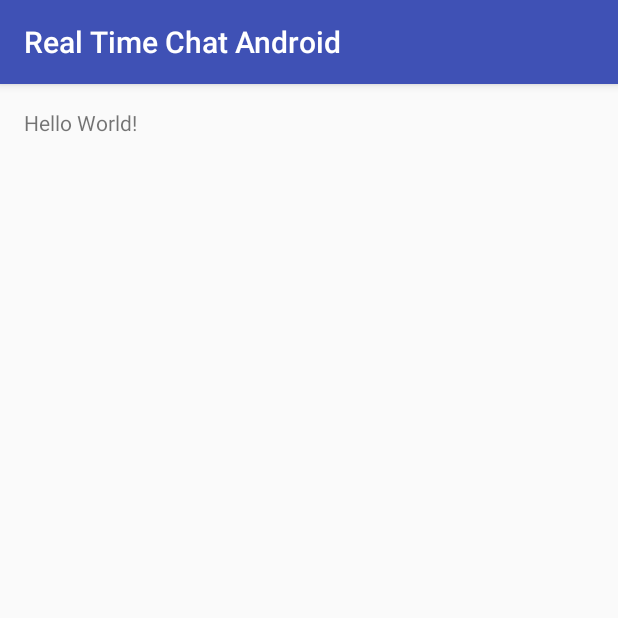
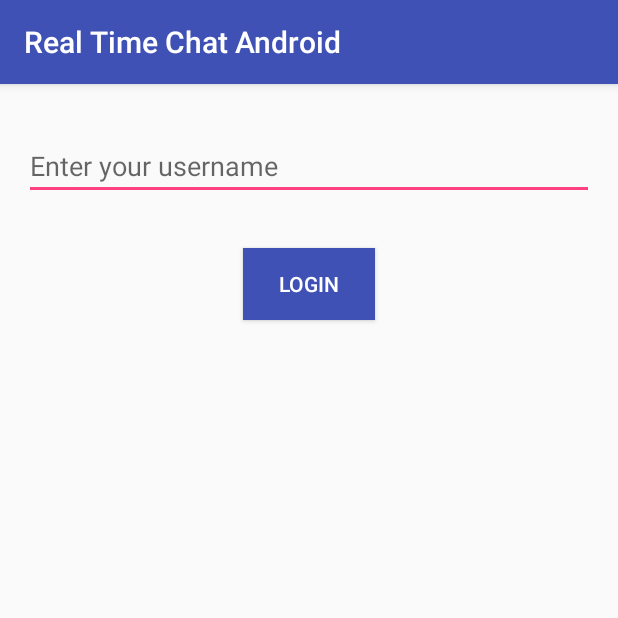
Before and after one commit to dart-wakar/real-time-chat-android, an Android app: the screen it shows after launch (MainActivity), on a phone screen of 412 x 824 dp, the top half of it. Run offline under Robolectric (Android 15) with nearby library versions, the phone set to English and light mode, and no system bars.

Commit message:
login activity basic setup

```diff
--- a/app/build.gradle
+++ b/app/build.gradle
@@ -10,12 +10,19 @@ android {
         versionCode 1
         versionName "1.0"
         testInstrumentationRunner "android.support.test.runner.AndroidJUnitRunner"
+        jackOptions {
+            enabled true
+        }
     }
     buildTypes {
         release {
             minifyEnabled false
             proguardFiles getDefaultProguardFile('proguard-android.txt'), 'proguard-rules.pro'
         }
+    }
+    compileOptions {
+        sourceCompatibility JavaVersion.VERSION_1_8
+        targetCompatibility JavaVersion.VERSION_1_8
     }
 }
 
@@ -26,4 +33,8 @@ dependencies {
     })
     compile 'com.android.support:appcompat-v7:25.3.1'
     testCompile 'junit:junit:4.12'
+    compile ('io.socket:socket.io-client:1.0.0') {
+        // excluding org.json which is provided by Android
+        exclude group: 'org.json', module: 'json'
+    }
 }
--- a/app/src/main/AndroidManifest.xml
+++ b/app/src/main/AndroidManifest.xml
@@ -1,6 +1,8 @@
 <?xml version="1.0" encoding="utf-8"?>
 <manifest xmlns:android="http://schemas.android.com/apk/res/android"
     package="com.wakarkhan.realtimechatandroid">
+
+    <uses-permission android:name="android.permission.INTERNET" />
 
     <application
         android:allowBackup="true"
--- a/app/src/main/java/com/wakarkhan/realtimechatandroid/MainActivity.java
+++ b/app/src/main/java/com/wakarkhan/realtimechatandroid/MainActivity.java
@@ -2,12 +2,35 @@ package com.wakarkhan.realtimechatandroid;
 
 import android.support.v7.app.AppCompatActivity;
 import android.os.Bundle;
+import android.util.Log;
+import android.view.View;
+import android.widget.Button;
+import android.widget.EditText;
 
 public class MainActivity extends AppCompatActivity {
+
+    public static final String TAG = MainActivity.class.getSimpleName();
+
+    private EditText etUsername;
+    private Button btnLogin;
 
     @Override
     protected void onCreate(Bundle savedInstanceState) {
         super.onCreate(savedInstanceState);
         setContentView(R.layout.activity_main);
+        Log.d(TAG,"lol");
+        initViews();
+    }
+
+    private void initViews() {
+        etUsername = (EditText)findViewById(R.id.et_username);
+        btnLogin = (Button)findViewById(R.id.btn_login);
+
+        btnLogin.setOnClickListener((View view) -> login());
+    }
+
+    private void login() {
+        String username = etUsername.getText().toString();
+        Log.d(TAG,username);
     }
 }
--- a/app/src/main/res/layout/activity_main.xml
+++ b/app/src/main/res/layout/activity_main.xml
@@ -10,8 +10,23 @@
     android:paddingTop="@dimen/activity_vertical_margin"
     tools:context="com.wakarkhan.realtimechatandroid.MainActivity">
 
-    <TextView
+    <EditText
+        android:id="@+id/et_username"
+        android:layout_width="match_parent"
+        android:layout_height="wrap_content"
+        android:layout_marginTop="@dimen/activity_vertical_margin"
+        android:layout_marginBottom="@dimen/activity_vertical_margin"
+        android:hint="Enter your username" />
+
+    <Button
+        android:id="@+id/btn_login"
         android:layout_width="wrap_content"
         android:layout_height="wrap_content"
-        android:text="Hello World!" />
+        android:padding="10dp"
+        android:layout_marginTop="@dimen/activity_vertical_margin"
+        android:layout_below="@+id/et_username"
+        android:layout_centerHorizontal="true"
+        android:background="@color/colorPrimary"
+        android:textColor="@android:color/white"
+        android:text="Login" />
 </RelativeLayout>
```
